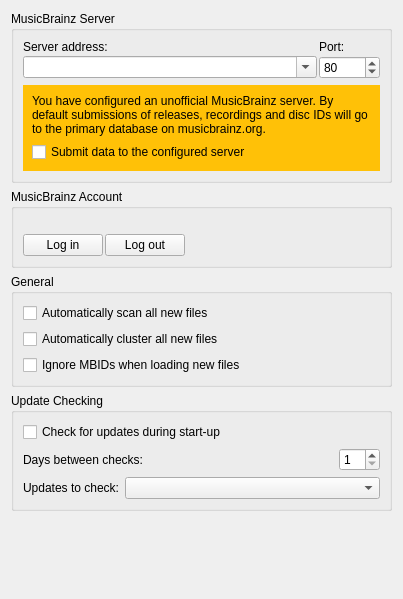
Before: the Qt Designer form ui/options_general.ui in metabrainz/picard, drawn with Qt 5.
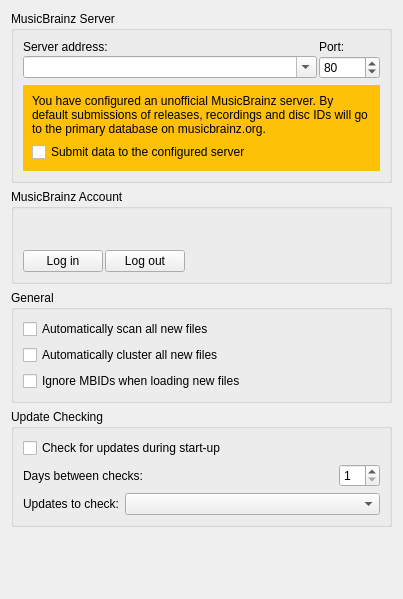
After: the same form once the commit is applied.

The edit to the form file:
```diff
--- a/ui/options_general.ui
+++ b/ui/options_general.ui
@@ -118,14 +118,21 @@
       <property name="spacing">
        <number>2</number>
       </property>
-      <item row="1" column="0">
+      <item row="3" column="0">
        <widget class="QPushButton" name="login">
         <property name="text">
          <string>Log in</string>
         </property>
        </widget>
       </item>
-      <item row="1" column="2">
+      <item row="1" column="0" colspan="3">
+       <widget class="QLabel" name="logged_in">
+        <property name="text">
+         <string/>
+        </property>
+       </widget>
+      </item>
+      <item row="3" column="2">
        <spacer name="horizontalSpacer">
         <property name="orientation">
          <enum>Qt::Horizontal</enum>
@@ -138,7 +145,7 @@
         </property>
        </spacer>
       </item>
-      <item row="1" column="1">
+      <item row="3" column="1">
        <widget class="QPushButton" name="logout">
         <property name="text">
          <string>Log out</string>
@@ -146,7 +153,7 @@
        </widget>
       </item>
       <item row="0" column="0" colspan="3">
-       <widget class="QLabel" name="logged_in">
+       <widget class="QLabel" name="login_error">
         <property name="text">
          <string/>
         </property>
```
